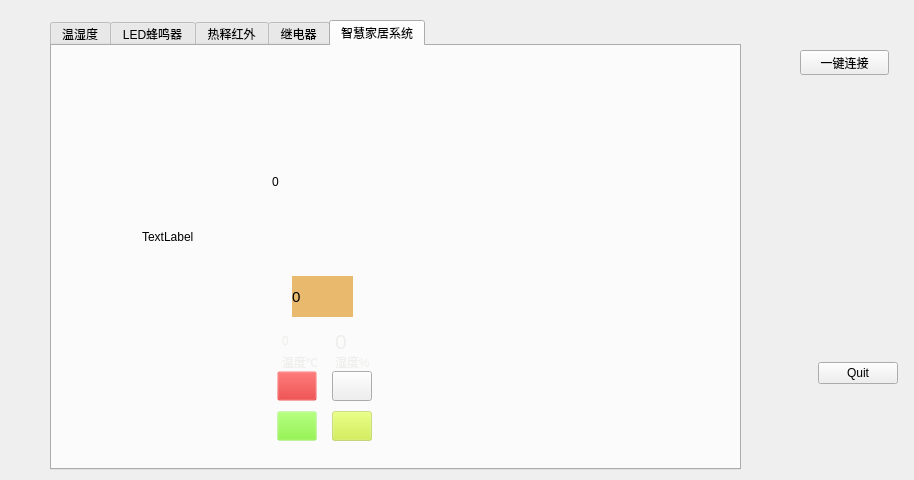
Qt form SmartHome/smarthome.ui (qq936859639/test2) before a commit.
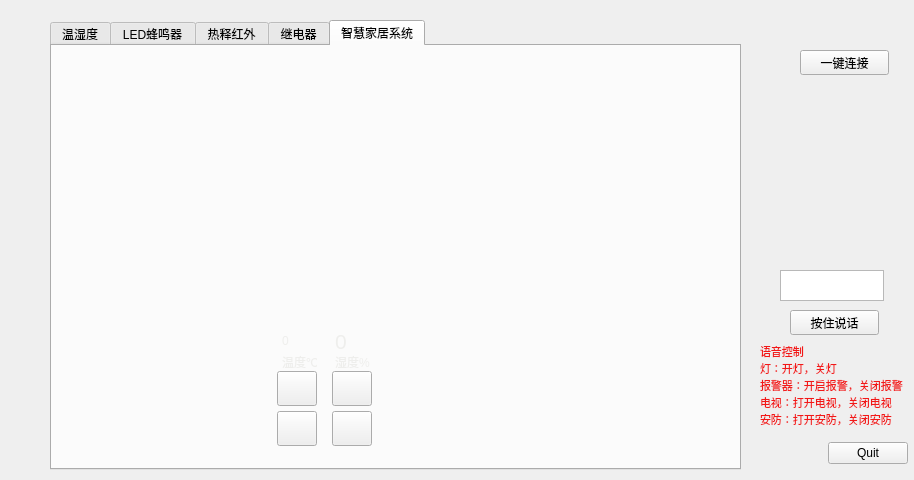
The same form after that commit. Icons and pictures are not drawn.

Commit message: 20220615cjfv1.5_smarthome_v2.0

The edit to the form file:
```diff
--- a/SmartHome/smarthome.ui
+++ b/SmartHome/smarthome.ui
@@ -929,14 +929,17 @@
      <widget class="QLabel" name="P_gif">
       <property name="geometry">
        <rect>
-        <x>100</x>
-        <y>170</y>
-        <width>51</width>
-        <height>41</height>
+        <x>98</x>
+        <y>145</y>
+        <width>65</width>
+        <height>90</height>
        </rect>
       </property>
+      <property name="styleSheet">
+       <string notr="true">border-image: url(:/image/res/image/tv.png);</string>
+      </property>
       <property name="text">
-       <string>TextLabel</string>
+       <string/>
       </property>
      </widget>
      <widget class="QLabel" name="label">
@@ -1008,7 +1011,7 @@
        </rect>
       </property>
       <property name="text">
-       <string>0</string>
+       <string/>
       </property>
      </widget>
      <widget class="QLabel" name="video_1">
@@ -1026,10 +1029,10 @@
        </font>
       </property>
       <property name="styleSheet">
-       <string notr="true">background-color: rgb(233, 185, 110);</string>
+       <string notr="true"/>
       </property>
       <property name="text">
-       <string>0</string>
+       <string/>
       </property>
      </widget>
      <widget class="QPushButton" name="LED_data">
@@ -1038,15 +1041,28 @@
         <x>235</x>
         <y>325</y>
         <width>40</width>
-        <height>30</height>
+        <height>35</height>
        </rect>
       </property>
       <property name="styleSheet">
-       <string notr="true">background-color: rgba(213, 31, 31, 0);</string>
+       <string notr="true">QPushButton{
+border-image: url(:/image/res/image/led_off.png);
+}
+
+QPushButton:pressed{
+border-width:3px;
+border-image: url(:/image/res/image/led_off.png);
+}</string>
       </property>
       <property name="text">
        <string/>
       </property>
+      <property name="checkable">
+       <bool>false</bool>
+      </property>
+      <property name="checked">
+       <bool>false</bool>
+      </property>
      </widget>
      <widget class="QPushButton" name="BUZZER_data">
       <property name="geometry">
@@ -1054,7 +1070,7 @@
         <x>290</x>
         <y>325</y>
         <width>40</width>
-        <height>30</height>
+        <height>35</height>
        </rect>
       </property>
       <property name="font">
@@ -1063,7 +1079,14 @@
        </font>
       </property>
       <property name="styleSheet">
-       <string notr="true"/>
+       <string notr="true">QPushButton{
+border-image: url(:/image/res/image/buzzer_off.png);
+}
+
+QPushButton:pressed{
+border-width:3px;
+border-image: url(:/image/res/image/buzzer_off.png);
+}</string>
       </property>
       <property name="text">
        <string/>
@@ -1075,11 +1098,11 @@
         <x>235</x>
         <y>365</y>
         <width>40</width>
-        <height>30</height>
+        <height>35</height>
        </rect>
       </property>
       <property name="styleSheet">
-       <string notr="true">background-color: rgba(120, 245, 36, 22);</string>
+       <string notr="true">border-image: url(:/image/res/image/security_off.png);</string>
       </property>
       <property name="text">
        <string/>
@@ -1091,11 +1114,18 @@
         <x>290</x>
         <y>365</y>
         <width>40</width>
-        <height>30</height>
+        <height>35</height>
        </rect>
       </property>
       <property name="styleSheet">
-       <string notr="true">background-color: rgba(202, 239, 51, 101);</string>
+       <string notr="true">QPushButton{
+border-image: url(:/image/res/image/tv_on.png);
+}
+
+QPushButton:pressed{
+border-width:3px;
+border-image: url(:/image/res/image/tv_on.png);
+}</string>
       </property>
       <property name="text">
        <string/>
@@ -1153,8 +1183,8 @@
   <widget class="QWidget" name="layoutWidget_2">
    <property name="geometry">
     <rect>
-     <x>770</x>
-     <y>360</y>
+     <x>780</x>
+     <y>440</y>
      <width>128</width>
      <height>27</height>
     </rect>
@@ -1195,6 +1225,62 @@
     <string>一键连接</string>
    </property>
   </widget>
+  <widget class="QPushButton" name="speech">
+   <property name="geometry">
+    <rect>
+     <x>790</x>
+     <y>310</y>
+     <width>89</width>
+     <height>25</height>
+    </rect>
+   </property>
+   <property name="styleSheet">
+    <string notr="true"/>
+   </property>
+   <property name="text">
+    <string>按住说话</string>
+   </property>
+  </widget>
+  <widget class="QTextEdit" name="textEdit">
+   <property name="geometry">
+    <rect>
+     <x>780</x>
+     <y>270</y>
+     <width>104</width>
+     <height>31</height>
+    </rect>
+   </property>
+   <property name="font">
+    <font>
+     <pointsize>10</pointsize>
+    </font>
+   </property>
+  </widget>
+  <widget class="QLabel" name="label_2">
+   <property name="geometry">
+    <rect>
+     <x>760</x>
+     <y>340</y>
+     <width>151</width>
+     <height>91</height>
+    </rect>
+   </property>
+   <property name="font">
+    <font>
+     <pointsize>8</pointsize>
+    </font>
+   </property>
+   <property name="styleSheet">
+    <string notr="true">color: rgb(242, 24, 24);</string>
+   </property>
+   <property name="text">
+    <string>语音控制
+灯：开灯，关灯
+报警器：开启报警，关闭报警
+电视：打开电视，关闭电视
+安防：打开安防，关闭安防</string>
+   </property>
+  </widget>
  </widget>
  <resources/>
  <connections/>
```
Left out of the diff: 12 changed lines with no effect on the pictures. The commit also changes 21 other files.
